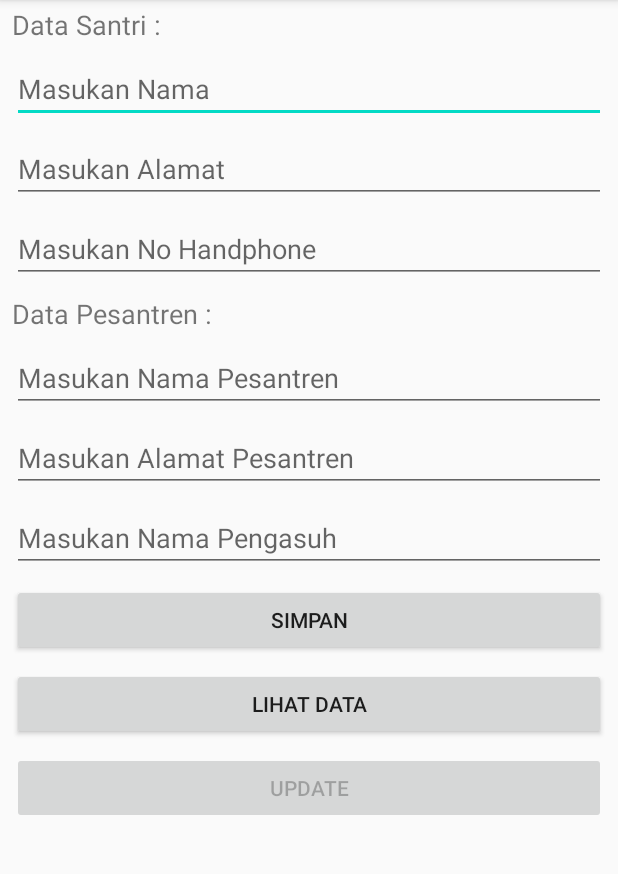
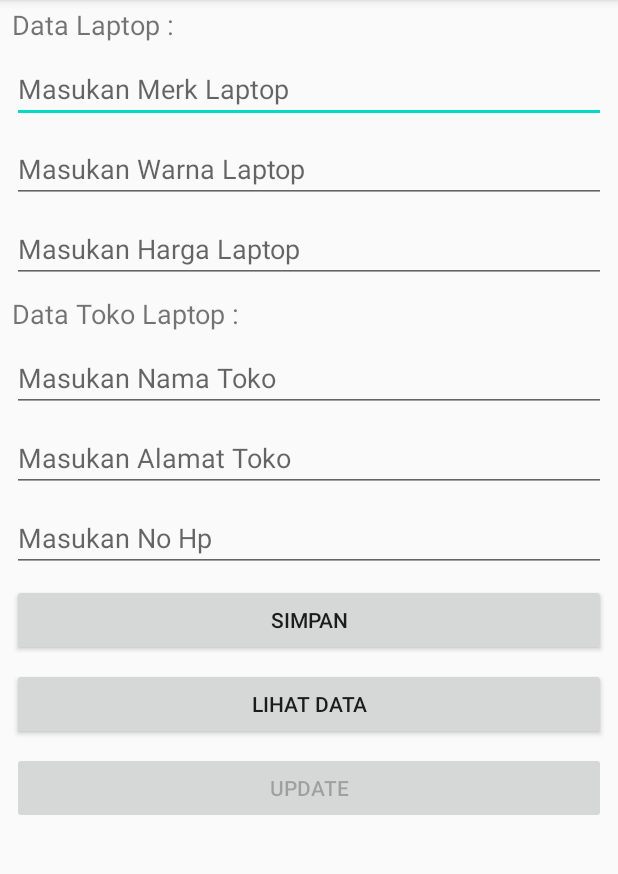
Before and after one commit to NurAlim05/UASOOP2, an Android app: the screen it shows after launch (MainActivity), after a tap on "SIMPAN", on a phone screen of 412 x 824 dp, the part 84-958 px from its top. Run offline under Robolectric (Android 15) with nearby library versions, the phone set to English and light mode, and no system bars; 2 statements that could not run were skipped.

Commit message:
UAS OOP2

```diff
--- a/app/src/main/AndroidManifest.xml
+++ b/app/src/main/AndroidManifest.xml
@@ -9,6 +9,10 @@
         android:roundIcon="@mipmap/ic_launcher_round"
         android:supportsRtl="true"
         android:theme="@style/AppTheme">
+        <activity android:name=".ListTokoActivity"></activity>
+        <activity android:name=".ListLaptopActivity" />
+        <activity android:name=".ListPonpesActivity" />
+        <activity android:name=".ListSantriActivity" />
         <activity android:name=".MainActivity">
             <intent-filter>
                 <action android:name="android.intent.action.MAIN" />
--- a/app/src/main/java/com/phb/crudapp/MainActivity.kt
+++ b/app/src/main/java/com/phb/crudapp/MainActivity.kt
@@ -14,76 +14,88 @@ class MainActivity : AppCompatActivity() {
         super.onCreate(savedInstanceState)
         setContentView(R.layout.activity_main)
 
+        var oldMerk = intent.getStringExtra("oldMerk")
+        var oldWarna = intent.getStringExtra("oldWarna")
+        var oldHarga = intent.getStringExtra("oldHarga")
         var oldNama = intent.getStringExtra("oldNama")
         var oldAlamat = intent.getStringExtra("oldAlamat")
-        var oldHandphone = intent.getStringExtra("oldHandphone")
-        var oldPesantren = intent.getStringExtra("oldPesantren")
-        var oldAlamatPonpes = intent.getStringExtra("oldAlamatPonpes")
-        var oldPengasuh = intent.getStringExtra("oldPengasuh")
+        var oldNoHp = intent.getStringExtra("oldNoHpToko")
 
-        if (oldAlamat.isNullOrBlank()){
+        if (oldWarna.isNullOrBlank()){
             buttonUpdate.isEnabled = false
         }else{
             buttonSimpan.isEnabled = false
+            editTextMerk.setText(oldMerk)
+            editTextWarna.setText(oldWarna)
+            editTextHarga.setText(oldHarga)
             editTextNama.setText(oldNama)
             editTextAlamat.setText(oldAlamat)
-            editTextHandphone.setText(oldHandphone)
-            editTextPesantren.setText(oldPesantren)
-            editTextAlamatPesantren.setText(oldAlamatPonpes)
-            editTextPengasuh.setText(oldPengasuh)
+            editTextNohp.setText(oldNoHp)
 
         }
 
         buttonSimpan.setOnClickListener {
-            addDataSantri()
-            addDataPonpes()
+            addDataLaptop()
+            addDataToko()
+
+            // clear data
+            clearData()
         }
 
         buttonLihatData.setOnClickListener {
-
-            startActivity<ListSantriActivity>()
-            startActivity<ListPonpesActivity>()
+            startActivity<ListLaptopActivity>()
+            startActivity<ListTokoActivity>()
         }
 
         buttonUpdate.setOnClickListener {
             database.use {
-                update(Santri.TABLE_SANTRI,
-                    Santri.NAMA to editTextNama.text.toString(),
-                    Santri.ALAMAT to editTextAlamat.text.toString(),
-                    Santri.HANDPHONE to editTextHandphone.text.toString())
-                    .whereArgs("${Santri.NAMA} = {nama}",
+                update(Laptop.TABLE_LAPTOP,
+                    Laptop.MERK to editTextMerk.text.toString(),
+                    Laptop.WARNA to editTextWarna.text.toString(),
+                    Laptop.HARGA to editTextHarga.text.toString())
+                    .whereArgs("${Laptop.MERK} = {merk}",
+                        "merk" to oldMerk
+                    ).exec()
+                update(Toko.TABLE_TOKO,
+                    Toko.NAMA to editTextNama.text.toString(),
+                    Toko.ALAMAT to editTextAlamat.text.toString(),
+                    Toko.NOHP to editTextNohp.text.toString())
+                    .whereArgs("${Toko.NAMA} = {nama}",
                         "nama" to oldNama
                     ).exec()
-                update(Ponpes.TABLE_PONPES,
-                    Ponpes.PESANTREN to editTextPesantren.text.toString(),
-                    Ponpes.ALAMATPONPES to editTextAlamatPesantren.text.toString(),
-                    Ponpes.PENGASUH to editTextPengasuh.text.toString())
-                    .whereArgs("${Ponpes.PESANTREN} = {pesantren}",
-                        "pesantren" to oldPesantren
-                    ).exec()
             }
+            // clear data
+            clearData()
             toast("Data berhasil di update!")
         }
     }
 
-    private fun addDataSantri() {
+    private fun addDataLaptop() {
         database.use {
-            insert(Santri.TABLE_SANTRI,
-                Santri.NAMA to editTextNama.text.toString(),
-                Santri.ALAMAT to editTextAlamat.text.toString(),
-                Santri.HANDPHONE to editTextHandphone.text.toString()
+            insert(Laptop.TABLE_LAPTOP,
+                Laptop.MERK to editTextMerk.text.toString(),
+                Laptop.WARNA to editTextWarna.text.toString(),
+                Laptop.HARGA to editTextHarga.text.toString()
             )
             toast("Data berhasil disimpan!")
         }
     }
-    private fun addDataPonpes() {
+    private fun addDataToko() {
         database.use {
-            insert(Ponpes.TABLE_PONPES,
-                Ponpes.PESANTREN to editTextPesantren.text.toString(),
-                Ponpes.ALAMATPONPES to editTextAlamatPesantren.text.toString(),
-                Ponpes.PENGASUH to editTextPengasuh.text.toString()
+            insert(Toko.TABLE_TOKO,
+                Toko.NAMA to editTextNama.text.toString(),
+                Toko.ALAMAT to editTextAlamat.text.toString(),
+                Toko.NOHP to editTextNohp.text.toString()
             )
             toast("Data berhasil disimpan!")
         }
     }
+    fun clearData(){
+        editTextMerk.text.clear()
+        editTextWarna.text.clear()
+        editTextHarga.text.clear()
+        editTextNama.text.clear()
+        editTextAlamat.text.clear()
+        editTextNohp.text.clear()
+    }
 }
--- a/app/src/main/res/layout/activity_list_ponpes.xml
+++ b/app/src/main/res/layout/activity_list_laptop.xml
@@ -4,12 +4,12 @@
     xmlns:tools="http://schemas.android.com/tools"
     android:layout_width="match_parent"
     android:layout_height="match_parent"
-    tools:context=".ListPonpesActivity">
+    tools:context=".ListLaptopActivity">
 
     <androidx.recyclerview.widget.RecyclerView
         android:layout_width="match_parent"
         android:layout_height="match_parent"
-        android:id="@+id/recylerViewPonpes">
+        android:id="@+id/recylerViewLaptop">
 
     </androidx.recyclerview.widget.RecyclerView>
 
--- a/app/src/main/res/layout/activity_list_santri.xml
+++ b/app/src/main/res/layout/activity_list_toko.xml
@@ -4,12 +4,12 @@
     xmlns:tools="http://schemas.android.com/tools"
     android:layout_width="match_parent"
     android:layout_height="match_parent"
-    tools:context=".ListSantriActivity">
+    tools:context=".ListTokoActivity">
 
     <androidx.recyclerview.widget.RecyclerView
         android:layout_width="match_parent"
         android:layout_height="match_parent"
-        android:id="@+id/recylerView">
+        android:id="@+id/recylerViewToko">
 
     </androidx.recyclerview.widget.RecyclerView>
 
--- a/app/src/main/res/layout/activity_main.xml
+++ b/app/src/main/res/layout/activity_main.xml
@@ -15,7 +15,53 @@
         android:textSize="18dp"
         android:layout_width="match_parent"
         android:layout_height="wrap_content"
-        android:text="Data Santri :" />
+        android:text="Data Laptop :" />
+
+    <EditText
+        android:id="@+id/editTextMerk"
+        android:layout_width="match_parent"
+        android:layout_height="wrap_content"
+        android:layout_marginLeft="8dp"
+        android:layout_marginTop="4dp"
+        android:layout_marginRight="8dp"
+        android:layout_marginBottom="4dp"
+        android:ems="10"
+        android:hint="Masukan Merk Laptop"
+        android:inputType="text" />
+
+    <EditText
+        android:id="@+id/editTextWarna"
+        android:layout_width="match_parent"
+        android:layout_height="wrap_content"
+        android:layout_marginLeft="8dp"
+        android:layout_marginTop="4dp"
+        android:layout_marginRight="8dp"
+        android:layout_marginBottom="4dp"
+        android:ems="10"
+        android:hint="Masukan Warna Laptop"
+        android:inputType="text" />
+
+    <EditText
+        android:id="@+id/editTextHarga"
+        android:layout_width="match_parent"
+        android:layout_height="wrap_content"
+        android:layout_marginLeft="8dp"
+        android:layout_marginTop="4dp"
+        android:layout_marginRight="8dp"
+        android:layout_marginBottom="4dp"
+        android:ems="10"
+        android:hint="Masukan Harga Laptop"
+        android:inputType="text" />
+
+    <TextView
+        android:layout_marginLeft="8dp"
+        android:layout_marginTop="4dp"
+        android:layout_marginRight="8dp"
+        android:layout_marginBottom="4dp"
+        android:textSize="18dp"
+        android:layout_width="match_parent"
+        android:layout_height="wrap_content"
+        android:text="Data Toko Laptop :" />
 
     <EditText
         android:id="@+id/editTextNama"
@@ -26,7 +72,7 @@
         android:layout_marginRight="8dp"
         android:layout_marginBottom="4dp"
         android:ems="10"
-        android:hint="Masukan Nama"
+        android:hint="Masukan Nama Toko"
         android:inputType="text" />
 
     <EditText
@@ -38,11 +84,11 @@
         android:layout_marginRight="8dp"
         android:layout_marginBottom="4dp"
         android:ems="10"
-        android:hint="Masukan Alamat"
+        android:hint="Masukan Alamat Toko"
         android:inputType="text" />
 
     <EditText
-        android:id="@+id/editTextHandphone"
+        android:id="@+id/editTextNohp"
         android:layout_width="match_parent"
         android:layout_height="wrap_content"
         android:layout_marginLeft="8dp"
@@ -50,53 +96,7 @@
         android:layout_marginRight="8dp"
         android:layout_marginBottom="4dp"
         android:ems="10"
-        android:hint="Masukan No Handphone"
-        android:inputType="text" />
-
-    <TextView
-        android:layout_marginLeft="8dp"
-        android:layout_marginTop="4dp"
-        android:layout_marginRight="8dp"
-        android:layout_marginBottom="4dp"
-        android:textSize="18dp"
-        android:layout_width="match_parent"
-        android:layout_height="wrap_content"
-        android:text="Data Pesantren :" />
-
-    <EditText
-        android:id="@+id/editTextPesantren"
-        android:layout_width="match_parent"
-        android:layout_height="wrap_content"
-        android:layout_marginLeft="8dp"
-        android:layout_marginTop="4dp"
-        android:layout_marginRight="8dp"
-        android:layout_marginBottom="4dp"
-        android:ems="10"
-        android:hint="Masukan Nama Pesantren"
-        android:inputType="text" />
-
-    <EditText
-        android:id="@+id/editTextAlamatPesantren"
-        android:layout_width="match_parent"
-        android:layout_height="wrap_content"
-        android:layout_marginLeft="8dp"
-        android:layout_marginTop="4dp"
-        android:layout_marginRight="8dp"
-        android:layout_marginBottom="4dp"
-        android:ems="10"
-        android:hint="Masukan Alamat Pesantren"
-        android:inputType="text" />
-
-    <EditText
-        android:id="@+id/editTextPengasuh"
-        android:layout_width="match_parent"
-        android:layout_height="wrap_content"
-        android:layout_marginLeft="8dp"
-        android:layout_marginTop="4dp"
-        android:layout_marginRight="8dp"
-        android:layout_marginBottom="4dp"
-        android:ems="10"
-        android:hint="Masukan Nama Pengasuh"
+        android:hint="Masukan No Hp"
         android:inputType="text" />
 
     <Button
--- a/build.gradle
+++ b/build.gradle
@@ -7,7 +7,7 @@ buildscript {
         jcenter()
     }
     dependencies {
-        classpath 'com.android.tools.build:gradle:4.1.1'
+        classpath "com.android.tools.build:gradle:4.0.1"
         classpath "org.jetbrains.kotlin:kotlin-gradle-plugin:$kotlin_version"
 
         // NOTE: Do not place your application dependencies here; they belong
```
Also changed, not shown: app/src/main/java/com/phb/crudapp/DBHelper.kt (+13 -13 lines), app/src/main/java/com/phb/crudapp/Laptop.kt (added, +11 -0 lines), app/src/main/java/com/phb/crudapp/ListLaptopActivity.kt (added, +35 -0 lines), app/src/main/java/com/phb/crudapp/ListPonpesActivity.kt (deleted, +0 -34 lines), app/src/main/java/com/phb/crudapp/ListSantriActivity.kt (deleted, +0 -34 lines), app/src/main/java/com/phb/crudapp/ListTokoActivity.kt (added, +35 -0 lines), app/src/main/java/com/phb/crudapp/Ponpes.kt (deleted, +0 -11 lines), app/src/main/java/com/phb/crudapp/RVAdapterLaptop.kt (renamed from app/src/main/java/com/phb/crudapp/RVAdapter.kt, +17 -17 lines), app/src/main/java/com/phb/crudapp/RVAdapterToko.kt (renamed from app/src/main/java/com/phb/crudapp/RVAdapterPonpes.kt, +14 -17 lines), app/src/main/java/com/phb/crudapp/Santri.kt (deleted, +0 -11 lines), app/src/main/java/com/phb/crudapp/Toko.kt (added, +11 -0 lines), app/src/main/res/layout/item_list.xml (+12 -12 lines), gradle/wrapper/gradle-wrapper.properties, 1 other file.
